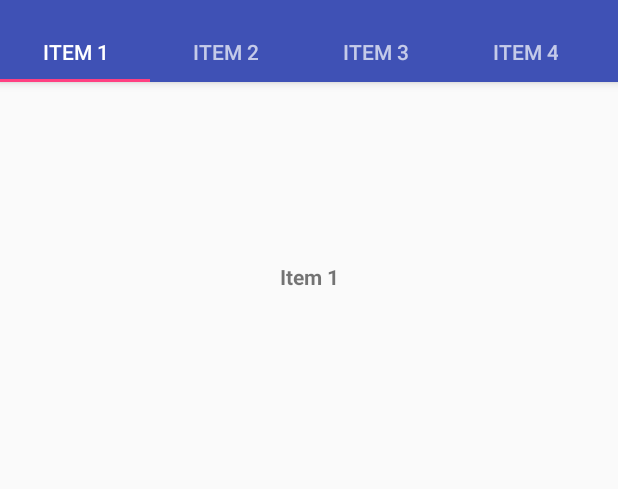
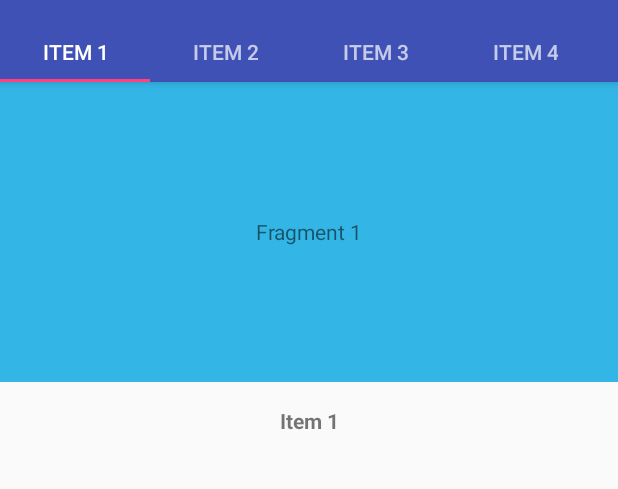
Before and after one commit to dineshbalu/Inteliment_tech_evaluation_db, an Android app: the Scenario1Activity screen opened directly, with no data from a screen before it, on a phone screen of 412 x 824 dp, the part 62-551 px from its top. Run offline under Robolectric (Android 15) with nearby library versions, the phone set to English and light mode, and no system bars.

Commit message:
- Scenario 1         - Point 2: Make a Viewpager of four fragments. Each fragment should be clickable and should display Fragment Number in Toast

```diff
--- a/Android/app/src/main/java/db/apps/android/intelimenttechevaluation/Scenario1Activity.java
+++ b/Android/app/src/main/java/db/apps/android/intelimenttechevaluation/Scenario1Activity.java
@@ -1,12 +1,21 @@
 package db.apps.android.intelimenttechevaluation;
 
 import android.support.design.widget.TabLayout;
+import android.support.v4.app.Fragment;
+import android.support.v4.app.FragmentManager;
+import android.support.v4.app.FragmentPagerAdapter;
+import android.support.v4.view.PagerAdapter;
+import android.support.v4.view.ViewPager;
 import android.support.v7.app.AppCompatActivity;
 import android.os.Bundle;
 import android.support.v7.widget.Toolbar;
 import android.widget.TextView;
+import android.widget.Toast;
 
-public class Scenario1Activity extends AppCompatActivity implements TabLayout.OnTabSelectedListener {
+import db.apps.android.intelimenttechevaluation.adapter.IPageAdapter;
+import db.apps.android.intelimenttechevaluation.fragment.IPageFragment;
+
+public class Scenario1Activity extends AppCompatActivity implements TabLayout.OnTabSelectedListener , IPageFragment.IPageListener{
 
     TextView tabSelectionLabel;
     @Override
@@ -16,6 +25,15 @@ public class Scenario1Activity extends AppCompatActivity implements TabLayout.On
 
         Toolbar toolbar = (Toolbar) findViewById(R.id.toolbar);
         setSupportActionBar(toolbar);
+
+        initTabLayout();
+
+        initViewPager();
+
+    }
+
+
+    private void initTabLayout(){
 
         TabLayout tabLayout = (TabLayout) findViewById(R.id.tabLayout);
         tabLayout.addTab( tabLayout.newTab().setText("Item 1"));
@@ -31,7 +49,13 @@ public class Scenario1Activity extends AppCompatActivity implements TabLayout.On
 
         tabSelectionLabel = (TextView) findViewById( R.id.tabSelectionLabel);
         tabSelectionLabel.setText("Item 1");
+    }
 
+
+    private void initViewPager(){
+
+        ViewPager pager = (ViewPager) findViewById( R.id.pager);
+        pager.setAdapter( new IPageAdapter( getSupportFragmentManager() ) );
     }
 
     @Override
@@ -50,4 +74,9 @@ public class Scenario1Activity extends AppCompatActivity implements TabLayout.On
     public void onTabReselected(TabLayout.Tab tab) {
 
     }
+
+    @Override
+    public void onClick(String message) {
+        Toast.makeText( this , message , Toast.LENGTH_SHORT ).show();
+    }
 }
--- /dev/null
+++ b/Android/app/src/main/java/db/apps/android/intelimenttechevaluation/adapter/IPageAdapter.java
@@ -0,0 +1,41 @@
+package db.apps.android.intelimenttechevaluation.adapter;
+
+import android.os.Bundle;
+import android.support.v4.app.Fragment;
+import android.support.v4.app.FragmentManager;
+import android.support.v4.app.FragmentPagerAdapter;
+
+import db.apps.android.intelimenttechevaluation.fragment.IPageFragment;
+
+/**
+ * Created by dineshbalu on 13/03/16.
+ */
+public class IPageAdapter extends FragmentPagerAdapter
+{
+
+    String[] titles = new String[]{ "Fragment 1" , "Fragment 2" , "Fragment 3" , "Fragment 4" };
+    int[] colors = new int[]{ android.R.color.holo_blue_light ,android.R.color.holo_green_light ,android.R.color.holo_orange_light ,android.R.color.holo_red_light };
+
+
+    public IPageAdapter(FragmentManager fm) {
+        super(fm);
+    }
+
+    @Override
+    public Fragment getItem(int position) {
+
+        IPageFragment fragment = new IPageFragment();
+        Bundle b = new Bundle();
+        b.putString( IPageFragment.TITLE , titles[position] );
+        b.putInt( IPageFragment.COLOR , colors[position] );
+        fragment.setArguments(b);
+
+        return fragment;
+    }
+
+    @Override
+    public int getCount() {
+        return titles.length;
+    }
+
+}
--- /dev/null
+++ b/Android/app/src/main/java/db/apps/android/intelimenttechevaluation/fragment/IPageFragment.java
@@ -0,0 +1,81 @@
+package db.apps.android.intelimenttechevaluation.fragment;
+
+import android.content.Context;
+import android.os.Bundle;
+import android.support.annotation.Nullable;
+import android.support.v4.app.Fragment;
+import android.view.Gravity;
+import android.view.LayoutInflater;
+import android.view.View;
+import android.view.ViewGroup;
+import android.widget.TextView;
+
+import java.util.EventListener;
+
+/**
+ * Created by dineshbalu on 13/03/16.
+ */
+public class IPageFragment extends Fragment {
+
+    public interface IPageListener extends EventListener{
+        public void onClick( String message );
+    }
+
+    public static final String TITLE = "title";
+    public static final String COLOR = "color";
+
+    IPageListener mListener;
+
+    String title;
+    int color;
+    @Override
+    public void onCreate(@Nullable Bundle savedInstanceState) {
+        super.onCreate(savedInstanceState);
+
+        Bundle b = getArguments();
+        if( b != null )
+        {
+            title = b.getString( TITLE );
+            color = b.getInt( COLOR );
+        }
+    }
+
+    @Nullable
+    @Override
+    public View onCreateView(LayoutInflater inflater, @Nullable ViewGroup container, @Nullable Bundle savedInstanceState) {
+
+        TextView view = new TextView( getContext() );
+        view.setGravity(Gravity.CENTER );
+        return view;
+    }
+
+    @Override
+    public void onViewCreated(View view, @Nullable Bundle savedInstanceState) {
+        super.onViewCreated(view, savedInstanceState);
+
+        TextView tView = (TextView)view;
+
+        tView.setText(title);
+        tView.setBackgroundColor( getContext().getResources().getColor( color ) );
+
+        tView.setOnClickListener(new View.OnClickListener() {
+            @Override
+            public void onClick(View v) {
+
+                if( mListener != null )
+                    mListener.onClick( title );
+            }
+        });
+
+    }
+
+    @Override
+    public void onAttach(Context context) {
+        super.onAttach(context);
+
+        if( context instanceof IPageListener ){
+            mListener = (IPageListener)context;
+        }
+
+    }
+}
--- a/Android/app/src/main/res/layout/activity_scenario1.xml
+++ b/Android/app/src/main/res/layout/activity_scenario1.xml
@@ -1,9 +1,11 @@
 <?xml version="1.0" encoding="utf-8"?>
-<RelativeLayout xmlns:android="http://schemas.android.com/apk/res/android"
+<android.support.design.widget.CoordinatorLayout
+    xmlns:android="http://schemas.android.com/apk/res/android"
     xmlns:app="http://schemas.android.com/apk/res-auto"
     xmlns:tools="http://schemas.android.com/tools"
     android:layout_width="match_parent"
     android:layout_height="match_parent"
+    android:fitsSystemWindows="true"
     tools:context="db.apps.android.intelimenttechevaluation.Scenario1Activity">
 
 
@@ -27,31 +29,7 @@
 
     </android.support.design.widget.AppBarLayout>
 
-<LinearLayout
-    android:layout_width="match_parent"
-    android:layout_height="match_parent"
-    android:orientation="vertical">
-
-    <android.support.v4.view.ViewPager
-        android:layout_width="match_parent"
-        android:layout_height="200dp"/>
-
-    <LinearLayout
-        android:layout_width="match_parent"
-        android:layout_height="wrap_content"/>
-
-    <TextView
-        android:id="@+id/tabSelectionLabel"
-        android:layout_width="match_parent"
-        android:layout_height="wrap_content"
-        android:textStyle="bold"
-        android:gravity="center"
-        android:padding="@dimen/activity_horizontal_margin"/>
+    <include layout="@layout/content_scenario1" />
 
 
-
-</LinearLayout>
-
-
-
-</RelativeLayout>
+</android.support.design.widget.CoordinatorLayout>
--- /dev/null
+++ b/Android/app/src/main/res/layout/content_scenario1.xml
@@ -0,0 +1,39 @@
+<?xml version="1.0" encoding="utf-8"?>
+<RelativeLayout
+    xmlns:android="http://schemas.android.com/apk/res/android"
+    xmlns:app="http://schemas.android.com/apk/res-auto"
+    xmlns:tools="http://schemas.android.com/tools"
+    android:layout_width="match_parent"
+    android:layout_height="match_parent"
+    app:layout_behavior="@string/appbar_scrolling_view_behavior"
+    tools:context="db.apps.android.intelimenttechevaluation.Scenario1Activity"
+    tools:showIn="@layout/activity_scenario1">
+
+    <LinearLayout
+        android:layout_width="match_parent"
+        android:layout_height="wrap_content"
+        android:orientation="vertical">
+
+        <android.support.v4.view.ViewPager
+            android:id="@+id/pager"
+            android:layout_width="match_parent"
+            android:layout_height="200dp"/>
+
+        <LinearLayout
+            android:layout_width="match_parent"
+            android:layout_height="wrap_content"/>
+
+        <TextView
+            android:id="@+id/tabSelectionLabel"
+            android:layout_width="match_parent"
+            android:layout_height="wrap_content"
+            android:textStyle="bold"
+            android:gravity="center"
+            android:padding="@dimen/activity_horizontal_margin"/>
+
+
+
+    </LinearLayout>
+
+
+</RelativeLayout>
```
Also changed, not shown: 1 other file.
